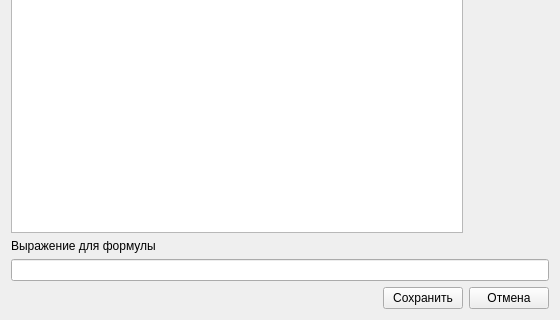
Above: resources/ui/edit_formula.ui from rymatoi/new-uniskad before the change; both pictures show x 0 to 560 and y 272 to 592 of the 560 by 592 pixel window. Below: the same form after it.
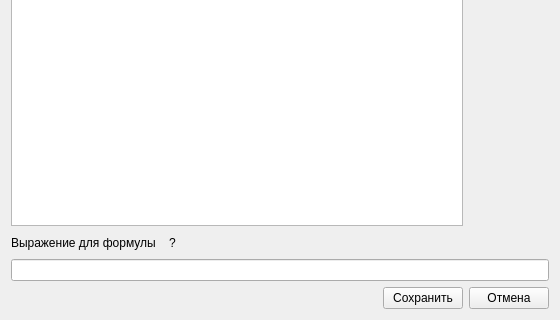
That is the form after the change.

Commit message: Добавить встроенную справку для редактора формул

```diff
--- a/resources/ui/edit_formula.ui
+++ b/resources/ui/edit_formula.ui
@@ -82,11 +82,41 @@
       </layout>
      </item>
      <item>
+      <layout class="QHBoxLayout" name="formulaHeaderLayout">
+       <item>
       <widget class="QLabel" name="label">
        <property name="text">
         <string>Выражение для формулы</string>
        </property>
       </widget>
+       </item>
+       <item>
+        <widget class="QToolButton" name="formulaHelpToolButton">
+         <property name="toolTip">
+          <string>Показать подсказку по синтаксису формул</string>
+         </property>
+         <property name="text">
+          <string>?</string>
+         </property>
+         <property name="autoRaise">
+          <bool>true</bool>
+         </property>
+        </widget>
+       </item>
+       <item>
+        <spacer name="formulaHeaderSpacer">
+         <property name="orientation">
+          <enum>Qt::Horizontal</enum>
+         </property>
+         <property name="sizeHint" stdset="0">
+          <size>
+           <width>40</width>
+           <height>20</height>
+          </size>
+         </property>
+        </spacer>
+       </item>
+      </layout>
      </item>
      <item>
       <widget class="QLineEdit" name="formulaLineEdit"/>
```
Lines whose indentation alone changed are shown as unchanged. The commit also changes 5 other files.
